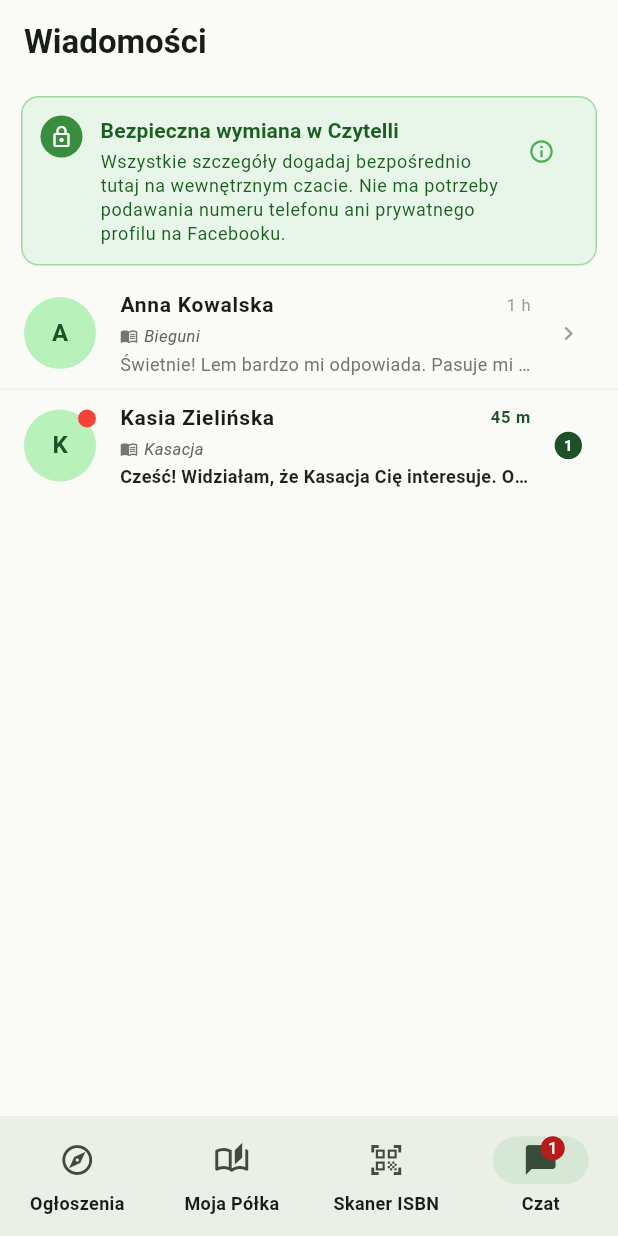
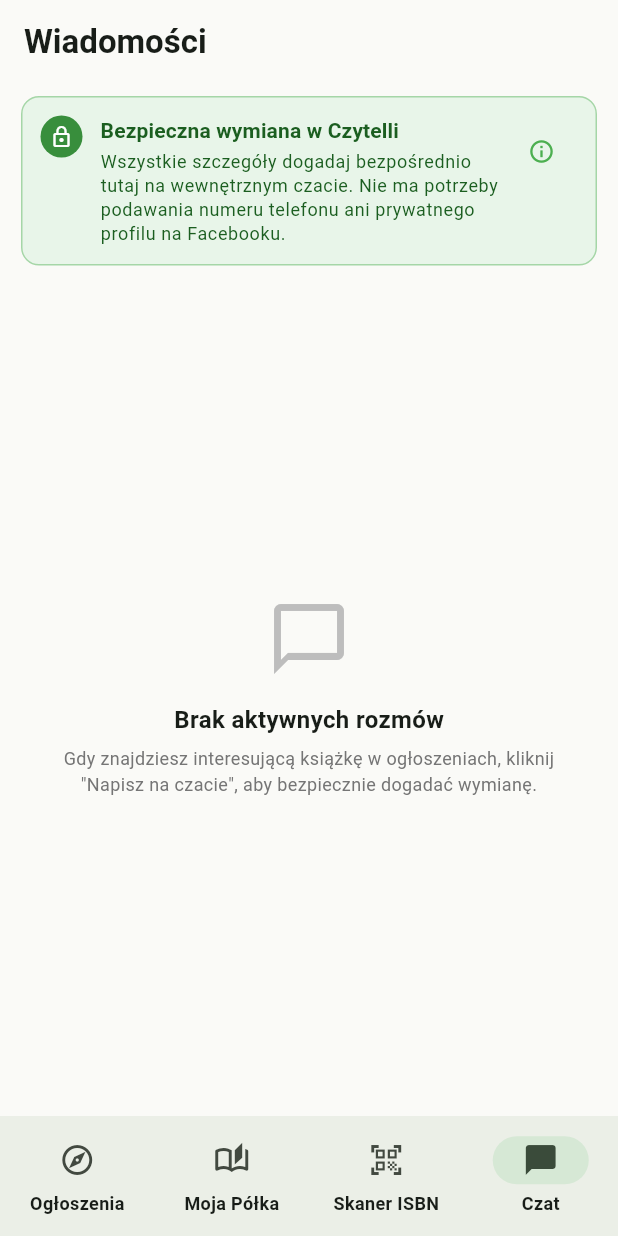
Before and after one commit to aucikkosmonaucik-boop/czytella, a Flutter app: the screen it shows after launch, item 4 of the bottom bar chosen, on a phone screen of 412 x 824 dp. Run offline on Flutter 3.47's test engine with Material 3 defaults, Android fonts, the light colour scheme and no system bars; our stand-ins replace shared_preferences; network calls fail.

Commit message:
feat: remove sample chat conversations and polish empty chat state

```diff
--- a/lib/services/sample_data.dart
+++ b/lib/services/sample_data.dart
@@ -93,87 +93,6 @@
   }
 
   static List<ChatConversation> getInitialConversations() {
-    return [
-      ChatConversation(
-        id: 'conv_1',
-        listingId: 'list_1',
-        bookTitle: 'Bieguni',
-        bookAuthor: 'Olga Tokarczuk',
-        bookCoverUrl: 'https://covers.openlibrary.org/b/isbn/9788308064177-L.jpg',
-        otherUserId: 'seller_anna',
-        otherUserName: 'Anna Kowalska',
-        otherUserCity: 'Warszawa, Mokotów',
-        messages: [
-          ChatMessage(
-            id: 'm_1',
-            senderId: 'current_user',
-            senderName: 'Ja',
-            text: 'Dzień dobry! Czy ta książka jest nadal do wymiany?',
-            timestamp: DateTime.now().subtract(const Duration(hours: 3)),
-            isMe: true,
-          ),
-          ChatMessage(
-            id: 'm_2',
-            senderId: 'seller_anna',
-            senderName: 'Anna Kowalska',
-            text:
-                'Cześć! Tak, Bieguni są dostępni. Jesteś z Warszawy? Gdzie najbardziej pasowałoby Ci się spotkać?',
-            timestamp: DateTime.now().subtract(const Duration(hours: 2, minutes: 40)),
-            isMe: false,
-          ),
-          ChatMessage(
-            id: 'm_3',
-            senderId: 'current_user',
-            senderName: 'Ja',
-            text:
-                'Pracuję przy Rondzie Daszyńskiego, ale mogę podjechać na stację Metro Pole Mokotowskie!',
-            timestamp: DateTime.now().subtract(const Duration(hours: 2, minutes: 15)),
-            isMe: true,
-            proposal: ExchangeProposal(
-              id: 'prop_1',
-              offeredBookTitle: 'Solaris - Stanisław Lem',
-              offeredBookCover:
-                  'https://covers.openlibrary.org/b/isbn/9788308075302-L.jpg',
-              requestedBookTitle: 'Bieguni - Olga Tokarczuk',
-              proposedLocation: 'Metro Pole Mokotowskie (przy kawiarni)',
-              status: ProposalStatus.accepted,
-            ),
-          ),
-          ChatMessage(
-            id: 'm_4',
-            senderId: 'seller_anna',
-            senderName: 'Anna Kowalska',
-            text:
-                'Świetnie! Lem bardzo mi odpowiada. Pasuje mi jutro o 17:30. Nie musimy wymieniać się telefonami, napiszemy tutaj jak będziemy na miejscu.',
-            timestamp: DateTime.now().subtract(const Duration(hours: 1, minutes: 50)),
-            isMe: false,
-          ),
-        ],
-        updatedAt: DateTime.now().subtract(const Duration(hours: 1, minutes: 50)),
-        unreadCount: 0,
-      ),
-      ChatConversation(
-        id: 'conv_2',
-        listingId: 'list_3',
-        bookTitle: 'Kasacja',
-        bookAuthor: 'Remigiusz Mróz',
-        bookCoverUrl: 'https://covers.openlibrary.org/b/isbn/9788375155280-L.jpg',
-        otherUserId: 'seller_kasia',
-        otherUserName: 'Kasia Zielińska',
-        otherUserCity: 'Warszawa, Śródmieście',
-        messages: [
-          ChatMessage(
-            id: 'm_20',
-            senderId: 'seller_kasia',
-            senderName: 'Kasia Zielińska',
-            text: 'Cześć! Widziałam, że Kasacja Cię interesuje. Odbiór w Śródmieściu.',
-            timestamp: DateTime.now().subtract(const Duration(minutes: 45)),
-            isMe: false,
-          ),
-        ],
-        updatedAt: DateTime.now().subtract(const Duration(minutes: 45)),
-        unreadCount: 1,
-      ),
-    ];
+    return [];
   }
 }
--- a/lib/views/chat_list_view.dart
+++ b/lib/views/chat_list_view.dart
@@ -32,7 +32,7 @@
 
     if (isDesktop) {
       ChatConversation? selectedConv;
-      if (_selectedConversationId != null) {
+      if (_selectedConversationId != null && conversations.isNotEmpty) {
         selectedConv = conversations.firstWhere(
           (c) => c.id == _selectedConversationId,
           orElse: () => conversations.first,
@@ -91,21 +91,37 @@
                       isEmbedded: true,
                     )
                   : Center(
+                      child: Padding(
+                        padding: const EdgeInsets.all(32),
                         child: Column(
                           mainAxisAlignment: MainAxisAlignment.center,
                           children: [
-                          Icon(Icons.chat_bubble_outline,
+                            Icon(Icons.chat_bubble_outline_rounded,
                                 size: 64, color: Colors.grey.shade300),
                             const SizedBox(height: 16),
-                          const Text(
-                            'Wybierz rozmowę z listy po lewej',
-                            style: TextStyle(
+                            Text(
+                              conversations.isEmpty
+                                  ? 'Brak aktywnych rozmów'
+                                  : 'Wybierz rozmowę z listy po lewej',
+                              style: const TextStyle(
                                 fontSize: 16,
                                 fontWeight: FontWeight.bold,
                                 color: Colors.grey,
                               ),
                             ),
+                            if (conversations.isEmpty) ...[
+                              const SizedBox(height: 8),
+                              Text(
+                                'Gdy napiszesz do innego czytelnika w sprawie ogłoszenia książki,\nrozmowa pojawi się tutaj.',
+                                textAlign: TextAlign.center,
+                                style: TextStyle(
+                                  fontSize: 13,
+                                  color: Colors.grey.shade600,
+                                ),
+                              ),
                             ],
+                          ],
+                        ),
                       ),
                     ),
             ),
```
Lines whose indentation alone changed are shown as unchanged.
